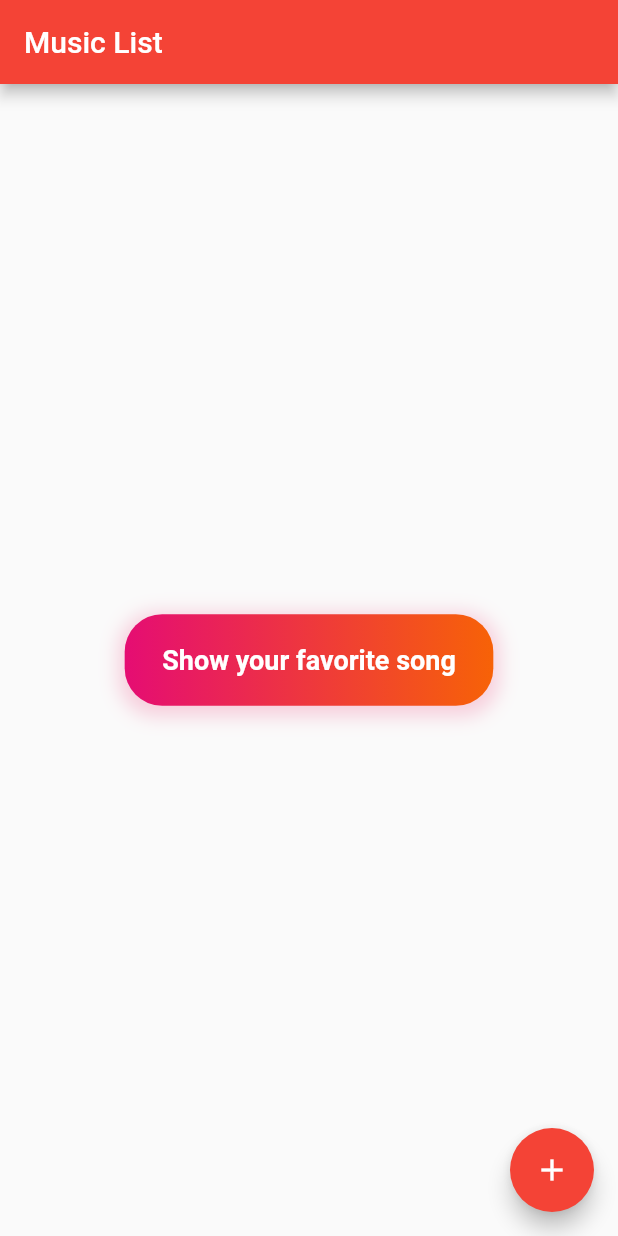
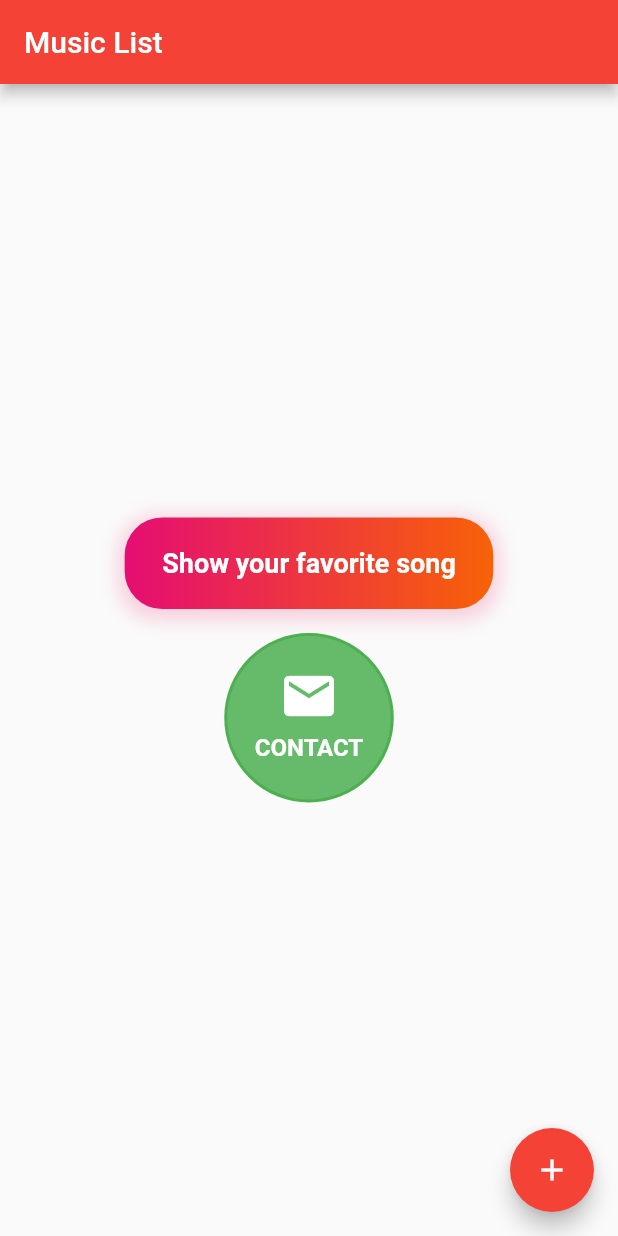
Before and after one commit to minhtringuyennn/MusicJsonApp-Flutter, a Flutter app: the screen it shows after launch, on a phone screen of 412 x 824 dp. Run offline on Flutter 3.47's test engine with Material 2 defaults, Android fonts, the phone set to English and light mode, and no system bars; missing offline and left inert: loading_animations.

Commit message:
Some button changes

```diff
--- /dev/null
+++ b/lib/button/template_modalButton.dart
@@ -0,0 +1,55 @@
+import 'package:flutter/material.dart';
+
+class ButtonModal extends StatelessWidget {
+  final String text;
+  final VoidCallback onPressed;
+
+  ButtonModal({required this.text, required this.onPressed});
+
+  @override
+  Widget build(BuildContext context) {
+    return buildButton(text: text, onClicked: onPressed);
+  }
+}
+
+Widget buildButton({required String text, required VoidCallback onClicked}) =>
+    Container(
+      padding: EdgeInsets.all(8),
+      child: FittedBox(
+        child: Container(
+          padding: EdgeInsets.symmetric(horizontal: 25, vertical: 20),
+          decoration: BoxDecoration(
+            gradient: LinearGradient(
+              colors: [
+                Color.fromRGBO(229, 13, 115, 1),
+                Color.fromRGBO(247, 98, 7, 1),
+              ],
+              begin: Alignment.centerLeft,
+              end: Alignment.centerRight,
+            ),
+            borderRadius: const BorderRadius.all(Radius.circular(25.0)),
+            boxShadow: [
+              BoxShadow(
+                color: Colors.pink.withOpacity(0.2),
+                spreadRadius: 4,
+                blurRadius: 10,
+                offset: Offset(0, 3),
+              )
+            ],
+          ),
+          child: Center(
+            child: GestureDetector(
+              onTap: onClicked,
+              child: Text(
+                text,
+                style: TextStyle(
+                  fontWeight: FontWeight.bold,
+                  fontSize: 18,
+                  color: Colors.white,
+                ),
+              ),
+            ),
+          ),
+        ),
+      ),
+    );
--- /dev/null
+++ b/lib/button/template_roundButton.dart
@@ -0,0 +1,50 @@
+import 'package:flutter/material.dart';
+
+class ButtonRound extends StatelessWidget {
+  final String text;
+  final VoidCallback onPressed;
+
+  ButtonRound({required this.text, required this.onPressed});
+
+  @override
+  Widget build(BuildContext context) {
+    return buildButton(text: text, onClicked: onPressed);
+  }
+}
+
+Widget buildButton({required String text, required VoidCallback onClicked}) =>
+    Container(
+      padding: EdgeInsets.all(8),
+      child: Container(
+        padding: EdgeInsets.all(20),
+        decoration: BoxDecoration(
+          shape: BoxShape.circle,
+          border: Border.all(width: 2, color: Colors.green),
+          color: Colors.green.shade400,
+        ),
+        child: Center(
+          child: Container(
+            child: Column(
+              children: [
+                Container(
+                    child: Icon(Icons.mail, size: 40, color: Colors.white)),
+                Container(
+                  padding: EdgeInsets.all(5),
+                  child: GestureDetector(
+                    onTap: onClicked,
+                    child: Text(
+                      text,
+                      style: TextStyle(
+                        fontWeight: FontWeight.bold,
+                        fontSize: 16,
+                        color: Colors.white,
+                      ),
+                    ),
+                  ),
+                ),
+              ],
+            ),
+          ),
+        ),
+      ),
+    );
--- a/lib/main.dart
+++ b/lib/main.dart
@@ -1,5 +1,5 @@
 import 'package:flutter/material.dart';
-import 'homepage.dart';
+import 'page/homepage.dart';
 
 void main() => runApp(MyApp());
 
--- a/lib/homepage.dart
+++ b/lib/page/homepage.dart
@@ -6,9 +6,10 @@ import 'package:path_provider/path_provider.dart';
 import 'dart:convert';
 import 'dart:io';
 
-import './user.dart';
+import '../user.dart';
 import './listdetail.dart';
-import './template_button.dart';
+import '../button/template_modalButton.dart';
+import '../button/template_roundButton.dart';
 
 class MyHomePage extends StatefulWidget {
   final String title;
@@ -181,6 +182,10 @@ class _MyHomePageState extends State<MyHomePage> {
                       builder: (context) => _buildSheet(),
                     ),
                   ),
+                  ButtonRound(
+                    text: "CONTACT",
+                    onPressed: () => () {},
+                  )
                 ],
               ),
             ),
@@ -206,7 +211,7 @@ class _MyHomePageState extends State<MyHomePage> {
   Widget _buildSheet() => DraggableScrollableSheet(
         initialChildSize: 0.87,
         minChildSize: 0.85,
-        maxChildSize: 0.93,
+        maxChildSize: 0.935,
         builder: (_, controller) => _buildList(controller),
       );
 
--- a/lib/listdetail.dart
+++ b/lib/page/listdetail.dart
@@ -1,5 +1,5 @@
 import 'package:flutter/material.dart';
-import './user.dart';
+import '../user.dart';
 
 class DetailPage extends StatelessWidget {
   final User user;
--- a/lib/template_button.dart
+++ /dev/null
@@ -1,56 +0,0 @@
-import 'package:flutter/material.dart';
-
-class ButtonModal extends StatefulWidget {
-  final String text;
-  final VoidCallback onPressed;
-
-  ButtonModal({required this.text, required this.onPressed});
-
-  @override
-  State<StatefulWidget> createState() => _ButtonState();
-}
-
-class _ButtonState extends State<ButtonModal> {
-  @override
-  Widget build(BuildContext context) =>
-      buildButton(text: widget.text, onClicked: widget.onPressed);
-}
-
-Widget buildButton({required String text, required VoidCallback onClicked}) =>
-    FittedBox(
-      child: Container(
-        padding: EdgeInsets.symmetric(horizontal: 25, vertical: 20),
-        decoration: BoxDecoration(
-          gradient: LinearGradient(
-            colors: [
-              Color.fromRGBO(229, 13, 115, 1),
-              Color.fromRGBO(247, 98, 7, 1),
-            ],
-            begin: Alignment.centerLeft,
-            end: Alignment.centerRight,
-          ),
-          borderRadius: const BorderRadius.all(Radius.circular(25.0)),
-          boxShadow: [
-            BoxShadow(
-              color: Colors.pink.withOpacity(0.2),
-              spreadRadius: 4,
-              blurRadius: 10,
-              offset: Offset(0, 3),
-            )
-          ],
-        ),
-        child: Center(
-          child: GestureDetector(
-            onTap: onClicked,
-            child: Text(
-              text,
-              style: TextStyle(
-                fontWeight: FontWeight.bold,
-                fontSize: 18,
-                color: Colors.white,
-              ),
-            ),
-          ),
-        ),
-      ),
-    );
```
